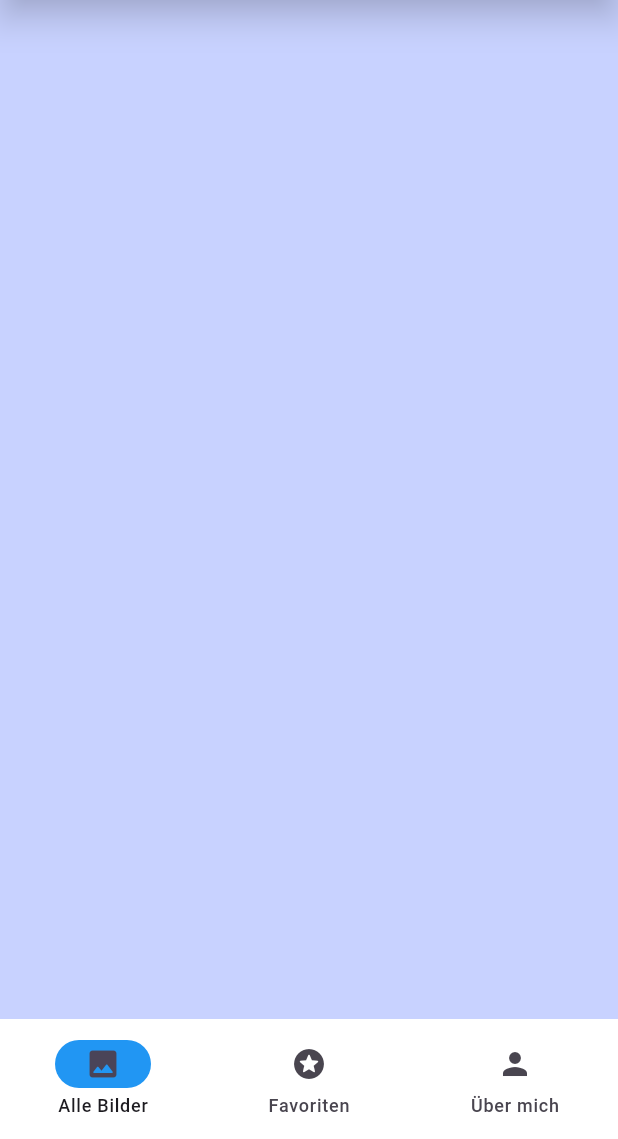
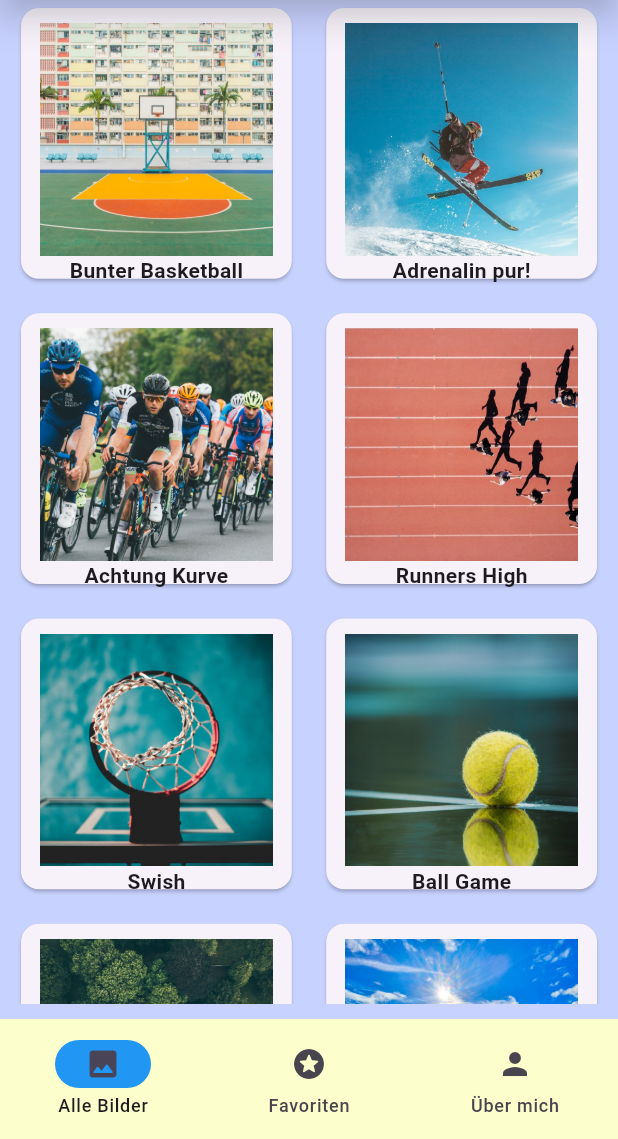
Before and after one commit to JuergenHollmann/project_13_picture_gallery_jh, a Flutter app: the screen it shows after launch, on a phone screen of 412 x 824 dp, the part 97-1236 px from its top. Run offline on Flutter 3.47's test engine with Material 3 defaults, Android fonts, the phone set to English and light mode, and no system bars.

Commit message:
added "Bobr.png" and "soccer.jpeg"

```diff
--- a/lib/features/gallery/repository/gallery_data.dart
+++ b/lib/features/gallery/repository/gallery_data.dart
@@ -1,85 +1,78 @@
-import 'package:flutter/material.dart';
-
-class GalleryData extends StatelessWidget {
+class GalleryItem {
   final String imageTitle;
   final String imageDate;
   final String imageDescription;
   final String imagePath;
 
-  GalleryData(
+  GalleryItem(
       {required this.imageTitle,
       required this.imageDate,
       required this.imageDescription,
-      required this.imagePath,
-      super.key});
+      required this.imagePath});
+}
 
-  final List<GalleryData> galleryDataList = [
-    GalleryData(
+List<GalleryItem> galleryData = [
+  GalleryItem(
     imageTitle: 'Bunter Basketball',
     imageDate: '03.06.2023',
     imageDescription:
         'Ein farbenfrohes Basketballfeld im Freien. Im Zentrum steht ein Basketballkorb, dessen weißes Netz im leichten Wind schaukelt. Die Farben des Spielfelds leuchten unter der warmen Abendsonne. Vor vielen Jahren, während eines Sommerabends, trafen sich hier Freunde zu einem unvergesslichen Spiel, bei dem die Sieger den Sonnenuntergang bejubelten.',
-      imagePath: 'assets/images/basketball_1.jpg',
+    imagePath: 'assets/images/basketball_1.jpeg',
   ),
-    GalleryData(
+  GalleryItem(
     imageTitle: 'Adrenalin pur!',
     imageDate: '14.07.2020',
     imageDescription:
         'Ein Skifahrer in voller Montur fliegt mutig über einen schneebedeckten Hügel, während der klare, blaue Himmel im Hintergrund strahlt. Die Sonne scheint hell, beleuchtet die funkelnden Schneeflocken und wirft lange Schatten auf die Piste. An einem perfekten Wintertag vor einigen Jahren, als der Schnee frisch und die Bedingungen ideal waren, führte dieser Sprung zu einem unvergesslichen Moment voller Adrenalin und Freude.',
-      imagePath: 'assets/images/ski.jpg',
+    imagePath: 'assets/images/ski.jpeg',
   ),
-    GalleryData(
+  GalleryItem(
     imageTitle: 'Achtung Kurve',
     imageDate: '18.06.2022',
     imageDescription:
         'Eine große Gruppe Rennradfahrer legt sich synchron in eine scharfe Kurve, während sie mit beeindruckender Geschwindigkeit die Strecke entlangrasen. Die bunten Trikots der Fahrer leuchten im Sonnenschein, und ihre Konzentration ist greifbar. Vor einigen Jahren, während eines spannenden Wettkampfs an einem sonnigen Frühlingstag, markierte diese Kurve den Wendepunkt des Rennens und wurde zum Schauplatz eines packenden Duells um die Spitze.',
-      imagePath: 'assets/images/bike.jpg',
+    imagePath: 'assets/images/bike.jpeg',
   ),
-    GalleryData(
+  GalleryItem(
     imageTitle: 'Runners High',
     imageDate: '22.09.2023',
     imageDescription:
         'Unsere acht Läufer bewegen sich hier in einer beeindruckenden Dreiecks-Formation über die Bahnen des sonnigen Sportplatzes am Mauerpark. Alle Athleten sind synchronisiert, ihre Schritte im perfekten Einklang, während sie die rote Tartanbahn unter ihren Füßen spüren. An einem kühlen Herbstmorgen, während eines intensiven Trainings, wurde diese Formation gewählt, um Teamarbeit und Präzision zu perfektionieren, und es war ein Moment, der die Entschlossenheit und den Zusammenhalt der Gruppe widerspiegelte.',
-      imagePath: 'assets/images/running.jpg',
+    imagePath: 'assets/images/running.jpeg',
   ),
-    GalleryData(
+  GalleryItem(
     imageTitle: 'Swish',
     imageDate: '11.08.2018',
     imageDescription:
         'Ein Foto, das von unten aufgenommen wurde, zeigt einen Basketballkorb mit einem strahlend blauen Himmel im Hintergrund. Die Sonne scheint hell, und das weiße Netz des Korbs hebt sich kontrastreich gegen das Blau ab. An einem klaren Sommernachmittag, vor vielen Jahren, wurde hier ein legendäres Spiel gespielt, bei dem der letzte Korb im goldenen Licht des Abends glänzte.',
-      imagePath: 'assets/images/basketball_2.jpg',
+    imagePath: 'assets/images/basketball_2.jpeg',
   ),
-    GalleryData(
+  GalleryItem(
     imageTitle: 'Ball Game',
     imageDate: '29.11.2023',
     imageDescription:
         'Die Nahaufnahme zeigt einen gelb-grünen Tennisball, der auf dem glänzenden Boden der Sporthalle liegt. Die Textur des Balls ist deutlich sichtbar, während das gedämpfte Licht der Halle eine ruhige Atmosphäre schafft. An einem regnerischen Nachmittag fand hier ein spannendes Match statt, bei dem dieser Ball im entscheidenden Moment des Spiels eine wichtige Rolle spielte.',
-      imagePath: 'assets/images/tennis_1.jpg',
+    imagePath: 'assets/images/tennis_1.jpeg',
   ),
-    GalleryData(
+  GalleryItem(
     imageTitle: 'Sieg in der Natur',
     imageDate: '02.05.2022',
     imageDescription:
         'Eine beeindruckende Drohnenaufnahme zeigt ein Tennisfeld, das idyllisch mitten im Grünen liegt. Das leuchtend grüne Spielfeld kontrastiert wunderschön mit den umgebenden Bäumen und Wiesen. An einem sonnigen Sommertag vor einigen Jahren wurde hier ein Turnier ausgetragen, bei dem Spieler und Zuschauer gleichermaßen die atemberaubende Naturkulisse genossen.',
-      imagePath: 'assets/images/tennis_2.jpg',
+    imagePath: 'assets/images/tennis_2.jpeg',
+  ),
+  GalleryItem(
+    imageTitle: 'Fußball-"Stars"',
+    imageDate: '03.06.2024',
+    imageDescription:
+        "wetgzhdsff fghweAETG GHEzhj qawezhretje tgewujrkjhgaq weghrerhjerhg hwerjerwshgerjehe",
+    imagePath: 'assets/images/soccer.jpeg',
+  ),
+  GalleryItem(
+    imageTitle: 'App Akademie "Bobr"',
+    imageDate: '10.10.2024',
+    imageDescription:
+        'Bobr, das "Maskottchen" aus dem Designkurs darf natürlich nicht fehlen!',
+    imagePath: 'assets/images/Bobr.png',
   ),
 ];
-
-  @override
-  Widget build(BuildContext context) {
-    return Scaffold(
-      body: SafeArea(
-        child: GridView.count(
-          crossAxisCount: 2,
-          children: [
-            GalleryData(
-                imageTitle: imageTitle,
-                imageDate: imageDate,
-                imageDescription: imageDescription,
-                imagePath: imagePath)
-          ],
-        ),
-      ),
-    );
-  }
-}
--- a/lib/features/gallery/screens/features/gallery/repository/gallery_data.dart
+++ /dev/null
@@ -1 +0,0 @@
-// TODO Implement this library.
--- a/lib/features/gallery/screens/start_page.dart
+++ b/lib/features/gallery/screens/start_page.dart
@@ -1,66 +1,96 @@
+// ----------------------------------------------------------------------------------------------
+// GridView mit Card
+// ----------------------------------------------------------------------------------------------
 import 'package:flutter/material.dart';
 import 'package:project_13_picture_gallery_jh/features/gallery/repository/gallery_data.dart';
 
-class StartPage extends StatefulWidget {
+class StartPage extends StatelessWidget {
   const StartPage({super.key});
 
   @override
-  // ignore: no_logic_in_create_state
-  State<StartPage> createState() => _StartPageState(galleryDataList: []);
-}
-
-class _StartPageState extends State<StartPage> {
-
-  final List<GalleryData> galleryDataList;
-
-  _StartPageState({required this.galleryDataList});
-
-  @override
   Widget build(BuildContext context) {
-    return GridView.builder(
+    return Padding(
+      padding: const EdgeInsets.all(10),
+      child: GridView.builder(
         gridDelegate: const SliverGridDelegateWithFixedCrossAxisCount(
           crossAxisCount: 2,
-        crossAxisSpacing: 10,
-        mainAxisSpacing: 10,
+          crossAxisSpacing: 15,
+          mainAxisSpacing: 15,
         ),
-      //itemCount: galleryDataList.length, //7, // eigentlich: galleryData.length,
-      itemCount: galleryDataList.length,
+        itemCount: galleryData.length,
         itemBuilder: (context, index) {
-        final item = galleryDataList[index]; // eigentlich: galleryData[index];
-        return GestureDetector(
-          onTap: () {
-
-
-
-            // Navigator.push(
-            //   context,
-            //   MaterialPageRoute(
-
-
-Navigator.pushNamed(context, '/my_bottom_navigation_bar');
-
-
-
-
-
-            //builder: (context) => ImageDetailPage(image: item), // original
-
-
-            // builder: (context) => Favorites(image: item),
-              // ),
-            // );
-          },
-          child: Card(
+          final item = galleryData[index];
+          return Card(
             child: Column(
               children: [
-                Image.asset(item.imagePath),
-                Text(item.imageTitle),
-                Text(item.imageDate),
+                Padding(
+                  padding: const EdgeInsets.only(top: 10),
+                  child: SizedBox(
+                    width: 155,
+                    height: 155,
+                    child: Image.asset(item.imagePath, fit: BoxFit.cover),
+                  ),
+                ),
+                // ignore: unnecessary_string_interpolations
+                Text("${item.imageTitle}",
+                    style: const TextStyle(fontWeight: FontWeight.bold)),
               ],
-            ),
             ),
           );
         },
+      ),
     );
   }
 }
+// ----------------------------------------------------------------------------------------------
+// --> Diese Codes werden hier gespeichert, um einfache Tests für die GridView zu machen.
+// ----------------------------------------------------------------------------------------------
+//   @override
+//   Widget build(BuildContext context) {
+//     return Scaffold(
+//       body: SafeArea(
+//         child: Padding(
+//           padding: const EdgeInsets.all(20),
+//           child: GridView.count(
+//             crossAxisCount: 2,
+//             crossAxisSpacing: 20,
+//             mainAxisSpacing: 20,
+//             itemCount: 4,
+// ----------------------------------------------------------------------------------------------
+// ... mit 4 Containern in 4 Farben zum einfachen Testen:
+// ----------------------------------------------------------------------------------------------
+//             children: [
+//               Container(
+//                 height: 200,
+//                 width: 200,
+//                 color: Colors.blue,
+//               ),
+//               Container(
+//                 height: 200,
+//                 width: 200,
+//                 color: Colors.red,
+//               ),
+//               Container(
+//                 height: 200,
+//                 width: 200,
+//                 color: Colors.amber,
+//               ),
+//               Container(
+//                 height: 200,
+//                 width: 200,
+//                 color: Colors.green,
+//               ),
+// ----------------------------------------------------------------------------------------------
+// ... mit einer generierten Liste (wo man die Anzahl variabel zum Testen eingeben kann:
+// ----------------------------------------------------------------------------------------------
+//               // children: List.generate(
+//               //   16,
+//               //   (index) => Container(
+//               //     color: Colors.blue,
+//               //     child: Center(
+//               //       child: Text("Item $index"),
+//               //     ),
+//               //   ),
+//               // ),
+//             ],
+// ----------------------------------------------------------------------------------------------
--- /dev/null
+++ b/lib/features/widgets/cards.dart
@@ -0,0 +1,63 @@
+import 'package:flutter/material.dart';
+import 'package:project_13_picture_gallery_jh/features/gallery/repository/gallery_data.dart';
+
+class Card extends StatelessWidget {
+  final GalleryItem galleryItem;
+  const Card({super.key, required this.galleryItem});
+
+  @override
+  Widget build(BuildContext context) {
+    return Card(galleryItem: galleryItem,
+
+
+      //shape: RoundedRectangleBorder(borderRadius: BorderRadius.circular(20),)
+
+
+
+
+
+
+/////elevation: 5,
+//galleryItem: item,
+
+
+// child: Column (
+
+// crossAxisAlignment: CrossAxisAlignment.center,
+// children: [
+// Expanded (
+// child: ClipRRect (
+// borderRadius: const BorderRadius.only(
+// topLeft: Radius. circular (15.0),
+// topRight: Radius, circular (15.0),
+// ),
+// child: Image.asset(
+// imagePath,
+// fit: BoxFit.cover,
+// width: double.infinity,
+
+// ),
+// ),
+// ),
+// Padding(
+// padding: const EdgeInsets.all (8.0),
+// child: Text( title,
+// style: const TextStyle( fontSize: 16.0,
+// fontWeight: FontWeight.bold,
+// ),
+// ),
+// ],
+
+
+
+
+    );
+
+  }
+}
+
+// imagepath: imagepath,
+// description: description,
+// ), // CardDetails
+// ), // MaterialPageRoute
+// );
--- a/lib/main.dart
+++ b/lib/main.dart
@@ -18,10 +18,9 @@ class MainApp extends StatefulWidget {
 }
 
 class _MainAppState extends State<MainApp> {
-  final List<Widget> widgets = [
+  final List<Widget> screens = [
     const StartPage(),
     const Favorites(image: Icon(Icons.stars_rounded)),
-    //const Favorites(),
     const MyProfile(),
   ];
 
@@ -54,7 +53,7 @@ class _MainAppState extends State<MainApp> {
 // Standard NavigationBar
 // ----------------------------------------------------------------------------------------------
         bottomNavigationBar: NavigationBar(
-          backgroundColor: Colors.white,
+          backgroundColor: const Color.fromARGB(255, 252, 255, 203),
           indicatorColor: Colors.blue,
           selectedIndex: currentIndex,
           onDestinationSelected: (index) {
@@ -78,7 +77,7 @@ class _MainAppState extends State<MainApp> {
           ],
         ),
 // ----------------------------------------------------------------------------------------------
-        body: widgets[currentIndex],
+        body: screens[currentIndex],
       ),
     );
   }
@@ -86,8 +85,6 @@ class _MainAppState extends State<MainApp> {
 // ----------------------------------------------------------------------------------------------
 // class MainApp extends StatelessWidget {
 //   const MainApp({super.key});
-
-//   // This widget is the root of your application.
 //   @override
 //   Widget build(BuildContext context) {
 //     return MaterialApp(
```
Also changed, not shown: lib/features/gallery/screens/detail_page.dart (added, +100 -0 lines), lib/features/gallery/screens/my_picture_gallery.dart (deleted, +0 -83 lines), lib/features/gallery/shared/my_bottom_navigation_bar.dart (+0 -25 lines), assets/images/Bobr.png (added), lib/features/profile/my_profile.dart (line endings or trailing spaces). Lines whose indentation alone changed are shown as unchanged.
